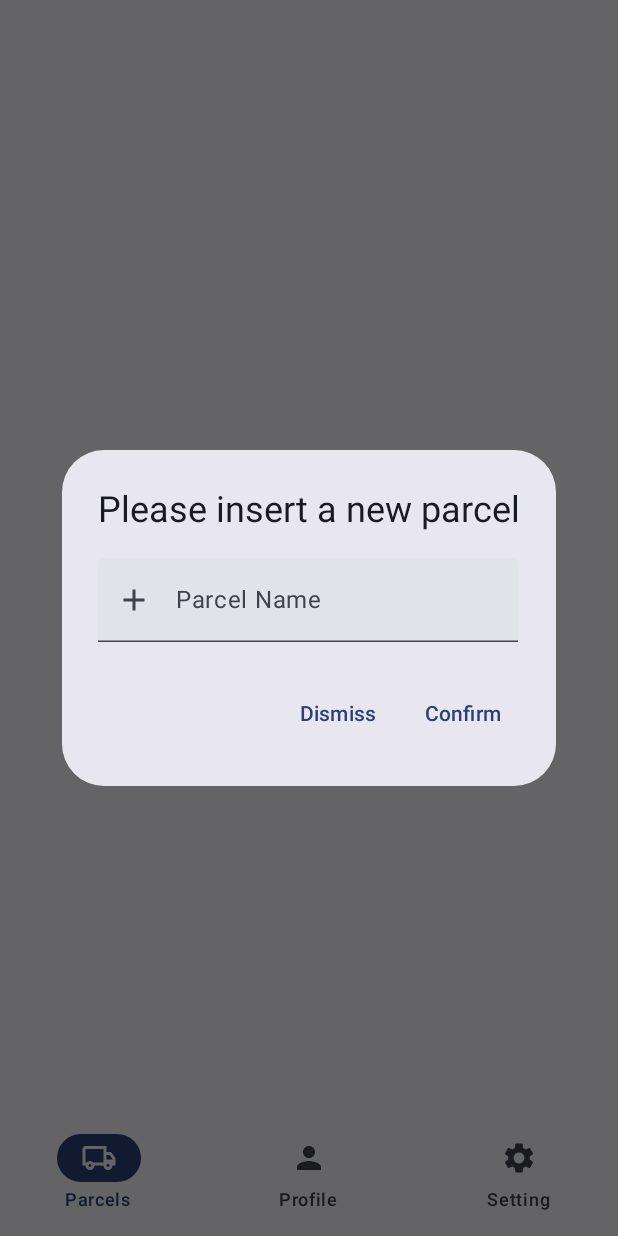
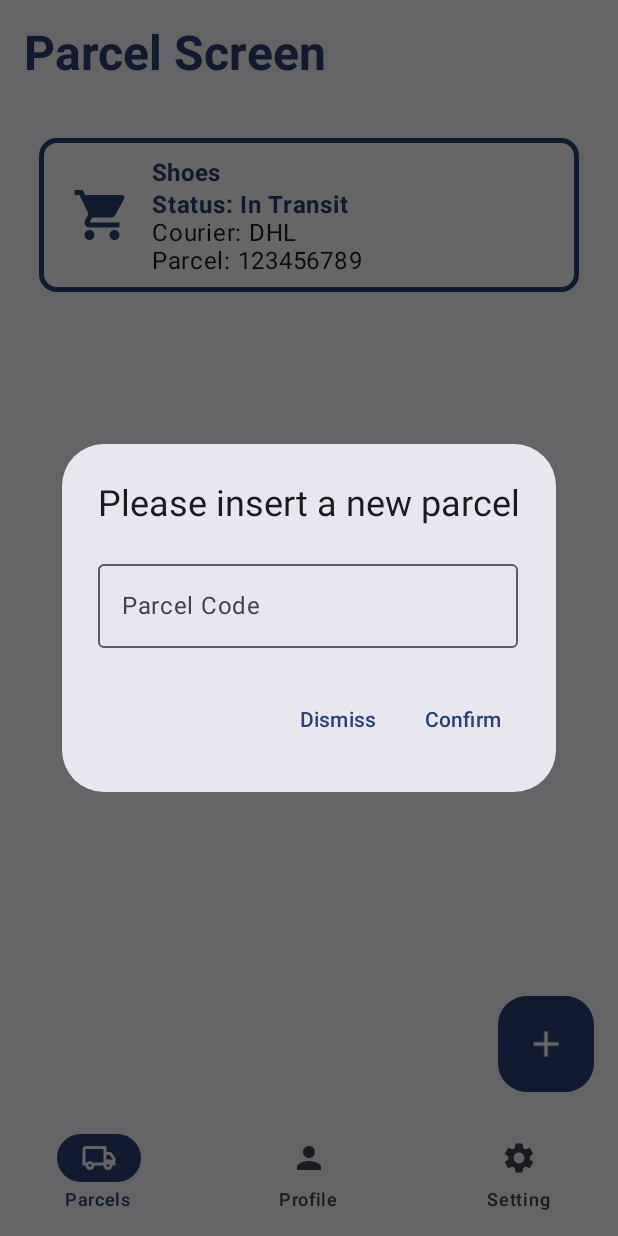
Before and after one commit to Fotispel/PackageTracker, an Android app built with Jetpack Compose: the screen it shows after launch (MainActivity), after a tap on "Add", on a phone screen of 412 x 824 dp. Run offline under Robolectric (Android 15) with nearby library versions, the phone set to English and light mode, and no system bars.

Commit message:
Implement parcel addition feature with UI updates and internet permission

```diff
--- a/app/build.gradle.kts
+++ b/app/build.gradle.kts
@@ -40,6 +40,7 @@ android {
 }
 
 dependencies {
+    implementation(libs.okhttp)
     implementation(libs.androidx.navigation.compose)
     implementation(libs.androidx.core.ktx)
     implementation(libs.androidx.lifecycle.runtime.ktx)
--- a/app/src/main/AndroidManifest.xml
+++ b/app/src/main/AndroidManifest.xml
@@ -1,6 +1,7 @@
 <?xml version="1.0" encoding="utf-8"?>
 <manifest xmlns:android="http://schemas.android.com/apk/res/android"
     xmlns:tools="http://schemas.android.com/tools">
+    <uses-permission android:name="android.permission.INTERNET" />
 
     <application
         android:allowBackup="true"
--- a/app/src/main/java/com/example/packagetracker/AddParcel.kt
+++ b/app/src/main/java/com/example/packagetracker/AddParcel.kt
@@ -1,61 +1,47 @@
 package com.example.packagetracker
 
-import androidx.compose.material.icons.Icons
-import androidx.compose.material.icons.filled.Add
 import androidx.compose.material3.AlertDialog
-import androidx.compose.material3.Icon
+import androidx.compose.material3.OutlinedTextField
 import androidx.compose.material3.Text
 import androidx.compose.material3.TextButton
-import androidx.compose.material3.TextField
 import androidx.compose.runtime.Composable
-
+import androidx.compose.runtime.getValue
+import androidx.compose.runtime.mutableStateOf
+import androidx.compose.runtime.remember
+import androidx.compose.runtime.setValue
 
 
 @Composable
-fun AddParcelDialog() {
-    var ParcelCode = -1
+fun AddParcelDialog(onDismiss: () -> Unit) {
+    var parcelCodeText by remember { mutableStateOf("") }
 
     AlertDialog(
-        onDismissRequest = {
-            //close dialog
-
-        },
+        onDismissRequest = { onDismiss() },
         title = {
             Text(text = "Please insert a new parcel")
         },
         text = {
-            TextField(
-                value = "",
-                onValueChange = { ParcelCode = it.toIntOrNull() ?: -1 },
-                label = { Text("Parcel Name") },
-                leadingIcon = {
-                    Icon(
-                        imageVector = Icons.Default.Add,
-                        contentDescription = "Add Parcel"
-                    )
-                }
+            OutlinedTextField(
+                value = parcelCodeText,
+                onValueChange = { parcelCodeText = it },
+                label = { Text("Parcel Code") }
             )
         },
         confirmButton = {
-            TextButton(
-                onClick = {
-                    if (ParcelCode != -1) {
-                        // Handle adding the parcel with ParcelCode
-                        // For example, save it to a database or a list
-                    } else {
-                        // Handle invalid input
-                    }
+            TextButton(onClick = {
+                if (parcelCodeText.isNotBlank()) {
+                    println("Parcel code added: $parcelCodeText")
+                    CourierApiFetch.fetchTrackingInfo(parcelCodeText)
+                    onDismiss()
+                } else {
+                    println("No parcel code provided")
                 }
-            ) {
+            }) {
                 Text("Confirm")
             }
         },
         dismissButton = {
-            TextButton(
-                onClick = {
-                    // Handle dismiss
-                }
-            ) {
+            TextButton(onClick = { onDismiss() }) {
                 Text("Dismiss")
             }
         }
--- a/app/src/main/java/com/example/packagetracker/ParcelScreen.kt
+++ b/app/src/main/java/com/example/packagetracker/ParcelScreen.kt
@@ -1,17 +1,25 @@
 package com.example.packagetracker
 
+import androidx.compose.foundation.BorderStroke
 import androidx.compose.material3.Icon
 import androidx.compose.foundation.layout.Box
+import androidx.compose.foundation.layout.Column
+import androidx.compose.foundation.layout.Row
+import androidx.compose.foundation.layout.Spacer
 import androidx.compose.foundation.layout.fillMaxSize
+import androidx.compose.foundation.layout.fillMaxWidth
 import androidx.compose.foundation.layout.height
+import androidx.compose.foundation.layout.padding
 import androidx.compose.foundation.layout.size
-import androidx.compose.foundation.layout.width
 import androidx.compose.foundation.shape.RoundedCornerShape
 import androidx.compose.material.icons.Icons
 import androidx.compose.material.icons.filled.Add
+import androidx.compose.material.icons.filled.ShoppingCart
 import androidx.compose.material3.Button
-import androidx.compose.material3.ButtonDefaults
+import androidx.compose.material3.Card
+import androidx.compose.material3.CardDefaults
 import androidx.compose.material3.MaterialTheme
+import androidx.compose.material3.OutlinedCard
 import androidx.compose.material3.Text
 import androidx.compose.runtime.Composable
 import androidx.compose.runtime.mutableStateOf
@@ -19,21 +27,90 @@ import androidx.compose.runtime.remember
 import androidx.compose.ui.Alignment
 import androidx.compose.ui.Modifier
 import androidx.compose.ui.graphics.Color
-import androidx.compose.ui.graphics.RectangleShape
 import androidx.compose.ui.graphics.graphicsLayer
+import androidx.compose.ui.text.font.FontWeight
 import androidx.compose.ui.unit.dp
 
 @Composable
-fun ParcelScreen(){
+fun ParcelScreen() {
     val showAddScreen = remember { mutableStateOf(false) }
 
-    if (showAddScreen.value) {
-        AddParcelDialog()
-    } else {
-        Box (
-            modifier = Modifier.fillMaxSize(),
-            contentAlignment = Alignment.Center
-        ){
+    Box(
+        modifier = Modifier.fillMaxSize()
+    ) {
+        if (showAddScreen.value) {
+            AddParcelDialog(onDismiss = { showAddScreen.value = false })
+        }
+
+        Column(
+            modifier = Modifier
+                .fillMaxSize()
+                .padding(16.dp),
+        ) {
+            Text(
+                text = "Parcel Screen",
+                style = MaterialTheme.typography.headlineLarge.copy(fontWeight = FontWeight.Bold),
+                color = MaterialTheme.colorScheme.primary
+            )
+
+            Spacer(modifier = Modifier.height(26.dp))
+
+            OutlinedCard(
+                colors = CardDefaults.cardColors(
+                    containerColor = Color.White,
+                ),
+                border = BorderStroke(3.dp, MaterialTheme.colorScheme.primary),
+                modifier = Modifier
+                    .fillMaxWidth()
+                    .padding(10.dp)  // Keep padding if you want space γύρω από την κάρτα
+            ) {
+                Row(
+                    verticalAlignment = Alignment.CenterVertically,
+                    modifier = Modifier.padding(10.dp) // padding μέσα στο Row
+                ) {
+                    Icon(
+                        imageVector = Icons.Default.ShoppingCart,
+                        contentDescription = "Parcel Icon",
+                        modifier = Modifier
+                            .size(64.dp)
+                            .padding(12.dp),
+                        tint = MaterialTheme.colorScheme.primary,
+                    )
+                    Column(
+                        modifier = Modifier.padding(1.dp)
+                    ) {
+                        Text(
+                            text = "Shoes",
+                            style = MaterialTheme.typography.titleMedium,
+                            color = MaterialTheme.colorScheme.primary,
+                            fontWeight = FontWeight.Bold
+                        )
+                        Text(
+                            text = "Status: In Transit",
+                            style = MaterialTheme.typography.bodyLarge.copy(fontWeight = FontWeight.Bold),
+                            color = MaterialTheme.colorScheme.primary
+                        )
+                        Text(
+                            text = "Courier: DHL",
+                            style = MaterialTheme.typography.bodyLarge
+                        )
+                        Text(
+                            text = "Parcel: 123456789",
+                            style = MaterialTheme.typography.bodyLarge
+                        )
+                    }
+                }
+            }
+        }
+
+
+
+        Box(
+            modifier = Modifier
+                .fillMaxSize()
+                .padding(16.dp),
+            contentAlignment = Alignment.BottomEnd
+        ) {
             AddButton(onClick = { showAddScreen.value = true })
         }
     }
@@ -51,10 +128,12 @@ fun AddButton(onClick: () -> Unit) {
             imageVector = Icons.Default.Add,
             contentDescription = "Add",
             tint = Color.White,
-            modifier = Modifier.size(24.dp).graphicsLayer(
-                scaleX = 1.8f,
-                scaleY = 1.8f
-            )
+            modifier = Modifier
+                .size(24.dp)
+                .graphicsLayer(
+                    scaleX = 1.8f,
+                    scaleY = 1.8f
+                )
         )
 
     }
--- a/gradle/libs.versions.toml
+++ b/gradle/libs.versions.toml
@@ -10,6 +10,7 @@ activityCompose = "1.10.1"
 composeBom = "2024.04.01"
 materialdesignicons = "1.0.0"
 navigationCompose = "2.9.0"
+okhttp = "4.11.0"
 
 [libraries]
 androidx-core-ktx = { group = "androidx.core", name = "core-ktx", version.ref = "coreKtx" }
@@ -28,6 +29,7 @@ androidx-ui-test-manifest = { group = "androidx.compose.ui", name = "ui-test-man
 androidx-ui-test-junit4 = { group = "androidx.compose.ui", name = "ui-test-junit4" }
 androidx-material3 = { group = "androidx.compose.material3", name = "material3" }
 materialdesignicons = { module = "io.github.composeicons:materialdesignicons", version.ref = "materialdesignicons" }
+okhttp = { module = "com.squareup.okhttp3:okhttp", version.ref = "okhttp" }
 
 [plugins]
 android-application = { id = "com.android.application", version.ref = "agp" }
```
